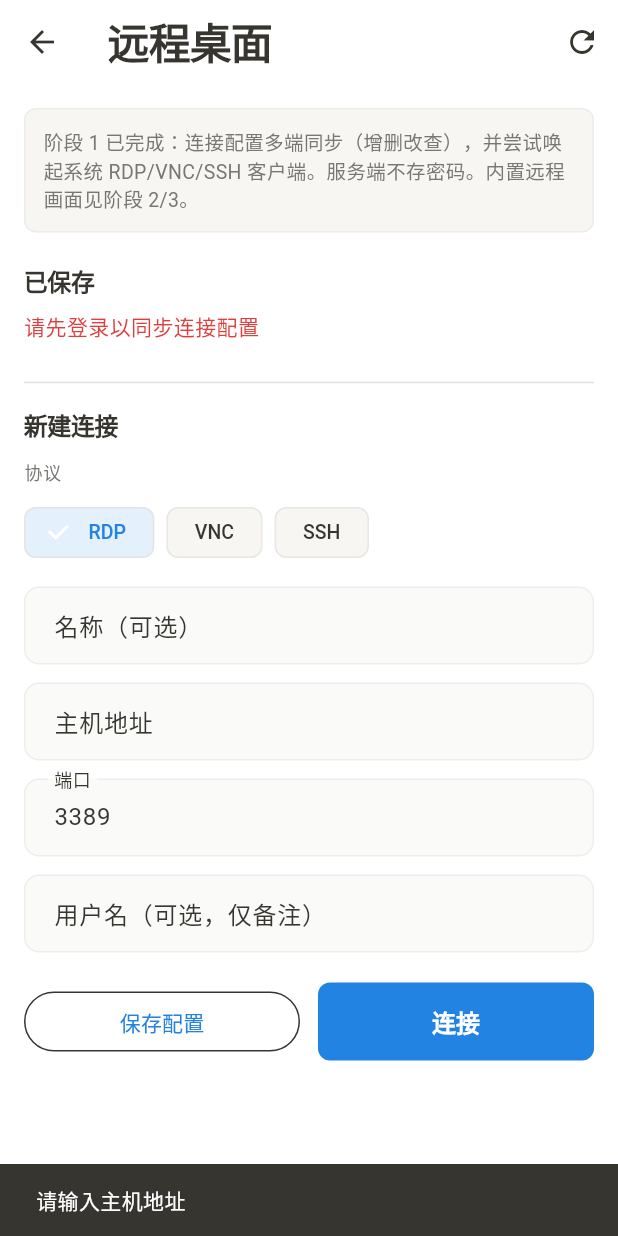
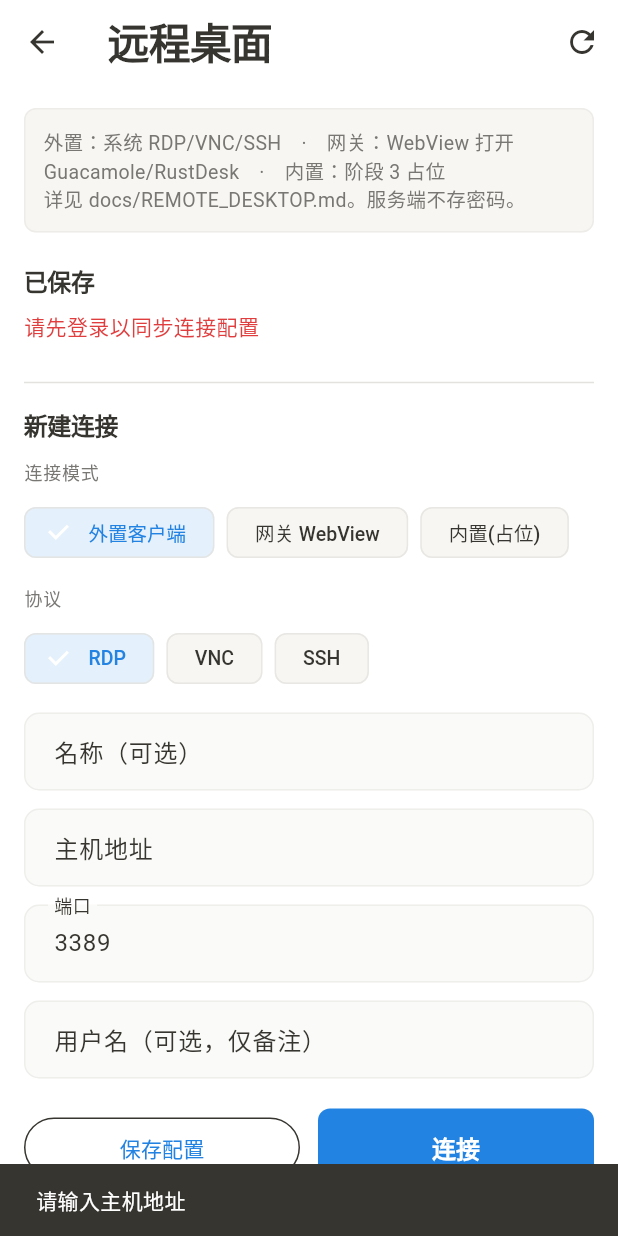
Before and after one commit to fymd/personal-assistant, a Flutter app: the RemoteDesktopPage screen opened directly, after a tap on "连接", on a phone screen of 412 x 824 dp. Run offline on Flutter 3.47's test engine with Material 3 defaults, Android fonts, the phone set to English and light mode, and no system bars; our stand-ins replace dio, flutter_riverpod, flutter_secure_storage, shared_preferences, webview_flutter; missing offline and left inert: excel, mobile_scanner; accounts and stored records are empty.

Commit message:
feat(mobile/ops): 远程桌面支持网关/外置/内置三种连接模式

```diff
--- a/mobile/lib/features/ops/data/remote_desktop_repository.dart
+++ b/mobile/lib/features/ops/data/remote_desktop_repository.dart
@@ -8,6 +8,8 @@ class RemoteDesktopProfile {
   final int port;
   final String username;
   final String note;
+  final String connectMode; // external | gateway | native
+  final String gatewayUrl;
 
   RemoteDesktopProfile({
     required this.id,
@@ -17,6 +19,8 @@ class RemoteDesktopProfile {
     required this.port,
     this.username = '',
     this.note = '',
+    this.connectMode = 'external',
+    this.gatewayUrl = '',
   });
 
   factory RemoteDesktopProfile.fromJson(Map<String, dynamic> json) {
@@ -28,6 +32,8 @@ class RemoteDesktopProfile {
       port: (json['port'] as num?)?.toInt() ?? 3389,
       username: json['username'] as String? ?? '',
       note: json['note'] as String? ?? '',
+      connectMode: json['connect_mode'] as String? ?? 'external',
+      gatewayUrl: json['gateway_url'] as String? ?? '',
     );
   }
 }
@@ -50,6 +56,27 @@ class RemoteDesktopRepository {
         .toList();
   }
 
+  Map<String, dynamic> _body({
+    required String name,
+    required String protocol,
+    required String host,
+    required int port,
+    String username = '',
+    String note = '',
+    required String connectMode,
+    String gatewayUrl = '',
+  }) =>
+      {
+        'name': name,
+        'protocol': protocol,
+        'host': host,
+        'port': port,
+        'username': username,
+        'note': note,
+        'connect_mode': connectMode,
+        'gateway_url': gatewayUrl,
+      };
+
   Future<RemoteDesktopProfile> create({
     required String name,
     required String protocol,
@@ -57,15 +84,22 @@ class RemoteDesktopRepository {
     required int port,
     String username = '',
     String note = '',
+    required String connectMode,
+    String gatewayUrl = '',
   }) async {
-    final res = await _client.post('/api/v1/ops/remote-desktop', data: {
-      'name': name,
-      'protocol': protocol,
-      'host': host,
-      'port': port,
-      'username': username,
-      'note': note,
-    });
+    final res = await _client.post(
+      '/api/v1/ops/remote-desktop',
+      data: _body(
+        name: name,
+        protocol: protocol,
+        host: host,
+        port: port,
+        username: username,
+        note: note,
+        connectMode: connectMode,
+        gatewayUrl: gatewayUrl,
+      ),
+    );
     if (res['code'] != 0) {
       throw Exception(res['message'] ?? '保存失败');
     }
@@ -81,15 +115,22 @@ class RemoteDesktopRepository {
     required int port,
     String username = '',
     String note = '',
+    required String connectMode,
+    String gatewayUrl = '',
   }) async {
-    final res = await _client.put('/api/v1/ops/remote-desktop/$id', data: {
-      'name': name,
-      'protocol': protocol,
-      'host': host,
-      'port': port,
-      'username': username,
-      'note': note,
-    });
+    final res = await _client.put(
+      '/api/v1/ops/remote-desktop/$id',
+      data: _body(
+        name: name,
+        protocol: protocol,
+        host: host,
+        port: port,
+        username: username,
+        note: note,
+        connectMode: connectMode,
+        gatewayUrl: gatewayUrl,
+      ),
+    );
     if (res['code'] != 0) {
       throw Exception(res['message'] ?? '更新失败');
     }
--- a/mobile/lib/features/ops/presentation/remote_desktop_page.dart
+++ b/mobile/lib/features/ops/presentation/remote_desktop_page.dart
@@ -5,8 +5,10 @@ import 'package:url_launcher/url_launcher.dart';
 import '../../../core/theme/theme_provider.dart';
 import '../../auth/presentation/auth_provider.dart';
 import '../data/remote_desktop_repository.dart';
+import 'gateway_webview_page.dart';
+import 'native_rd_placeholder_page.dart';
 
-/// 远程桌面：连接配置管理 + 唤起系统客户端（阶段 1）
+/// 远程桌面：阶段 1 外置 / 阶段 2 网关 / 阶段 3 内置占位
 class RemoteDesktopPage extends ConsumerStatefulWidget {
   const RemoteDesktopPage({super.key});
 
@@ -19,7 +21,9 @@ class _RemoteDesktopPageState extends ConsumerState<RemoteDesktopPage> {
   final _hostCtrl = TextEditingController();
   final _portCtrl = TextEditingController(text: '3389');
   final _userCtrl = TextEditingController();
+  final _gatewayCtrl = TextEditingController();
   String _protocol = 'RDP';
+  String _connectMode = 'external';
   String? _editingId;
 
   List<RemoteDesktopProfile> _profiles = [];
@@ -38,6 +42,7 @@ class _RemoteDesktopPageState extends ConsumerState<RemoteDesktopPage> {
     _hostCtrl.dispose();
     _portCtrl.dispose();
     _userCtrl.dispose();
+    _gatewayCtrl.dispose();
     super.dispose();
   }
 
@@ -52,7 +57,9 @@ class _RemoteDesktopPageState extends ConsumerState<RemoteDesktopPage> {
     _nameCtrl.clear();
     _hostCtrl.clear();
     _userCtrl.clear();
+    _gatewayCtrl.clear();
     _protocol = 'RDP';
+    _connectMode = 'external';
     _portCtrl.text = '3389';
   }
 
@@ -60,10 +67,12 @@ class _RemoteDesktopPageState extends ConsumerState<RemoteDesktopPage> {
     setState(() {
       _editingId = p.id;
       _nameCtrl.text = p.name;
-      _hostCtrl.text = p.host;
+      _hostCtrl.text = p.host == '-' ? '' : p.host;
       _portCtrl.text = '${p.port}';
       _userCtrl.text = p.username;
       _protocol = p.protocol;
+      _connectMode = p.connectMode;
+      _gatewayCtrl.text = p.gatewayUrl;
     });
   }
 
@@ -97,8 +106,17 @@ class _RemoteDesktopPageState extends ConsumerState<RemoteDesktopPage> {
   }
 
   Future<void> _save() async {
+    final mode = _connectMode;
     final host = _hostCtrl.text.trim();
-    if (host.isEmpty) {
+    final gateway = _gatewayCtrl.text.trim();
+    if (mode == 'gateway') {
+      if (gateway.isEmpty) {
+        ScaffoldMessenger.of(context).showSnackBar(
+          const SnackBar(content: Text('网关模式请填写网关 URL')),
+        );
+        return;
+      }
+    } else if (host.isEmpty) {
       ScaffoldMessenger.of(context).showSnackBar(
         const SnackBar(content: Text('请输入主机地址')),
       );
@@ -112,25 +130,30 @@ class _RemoteDesktopPageState extends ConsumerState<RemoteDesktopPage> {
       return;
     }
     final port = int.tryParse(_portCtrl.text.trim()) ?? 3389;
-    final name =
-        _nameCtrl.text.trim().isEmpty ? host : _nameCtrl.text.trim();
+    final name = _nameCtrl.text.trim().isEmpty
+        ? (host.isEmpty ? '网关连接' : host)
+        : _nameCtrl.text.trim();
     try {
       if (_editingId != null) {
         await repo.update(
           _editingId!,
           name: name,
           protocol: _protocol,
-          host: host,
+          host: host.isEmpty ? '-' : host,
           port: port,
           username: _userCtrl.text.trim(),
+          connectMode: mode,
+          gatewayUrl: gateway,
         );
       } else {
         await repo.create(
           name: name,
           protocol: _protocol,
-          host: host,
+          host: host.isEmpty ? '-' : host,
           port: port,
           username: _userCtrl.text.trim(),
+          connectMode: mode,
+          gatewayUrl: gateway,
         );
       }
       if (!mounted) return;
@@ -174,17 +197,73 @@ class _RemoteDesktopPageState extends ConsumerState<RemoteDesktopPage> {
     }
   }
 
-  Future<void> _connect({String? protocol, String? host, int? port}) async {
+  Future<void> _connectProfile(RemoteDesktopProfile p) async {
+    await _connect(
+      mode: p.connectMode,
+      protocol: p.protocol,
+      host: p.host == '-' ? '' : p.host,
+      port: p.port,
+      gatewayUrl: p.gatewayUrl,
+      title: p.name,
+    );
+  }
+
+  Future<void> _connect({
+    String? mode,
+    String? protocol,
+    String? host,
+    int? port,
+    String? gatewayUrl,
+    String? title,
+  }) async {
+    final m = mode ?? _connectMode;
     final p = protocol ?? _protocol;
     final h = host ?? _hostCtrl.text.trim();
     final pt = port ?? int.tryParse(_portCtrl.text.trim()) ?? 3389;
+    final gw = gatewayUrl ?? _gatewayCtrl.text.trim();
+    final name = title ?? _nameCtrl.text.trim();
+
+    if (m == 'gateway') {
+      if (gw.isEmpty) {
+        ScaffoldMessenger.of(context).showSnackBar(
+          const SnackBar(content: Text('请填写网关 URL')),
+        );
+        return;
+      }
+      if (!mounted) return;
+      await Navigator.of(context).push(
+        MaterialPageRoute(
+          builder: (_) => GatewayWebViewPage(
+            title: name.isEmpty ? '远程网关' : name,
+            url: gw,
+          ),
+        ),
+      );
+      return;
+    }
+
+    if (m == 'native') {
+      if (!mounted) return;
+      await Navigator.of(context).push(
+        MaterialPageRoute(
+          builder: (_) => NativeRdPlaceholderPage(
+            name: name,
+            protocol: p,
+            host: h.isEmpty ? '-' : h,
+            port: pt,
+          ),
+        ),
+      );
+      return;
+    }
+
+    // external
     if (h.isEmpty) {
       ScaffoldMessenger.of(context).showSnackBar(
         const SnackBar(content: Text('请输入主机地址')),
       );
       return;
     }
-
     Uri uri;
     if (p == 'RDP') {
       uri = Uri.parse('rdp://full%20address=s:$h:$pt');
@@ -193,27 +272,21 @@ class _RemoteDesktopPageState extends ConsumerState<RemoteDesktopPage> {
     } else {
       uri = Uri.parse('ssh://$h:$pt');
     }
-
     try {
       final ok = await canLaunchUrl(uri);
       if (ok) {
         await launchUrl(uri, mode: LaunchMode.externalApplication);
-      } else {
-        if (!mounted) return;
+      } else if (mounted) {
         showDialog(
           context: context,
           builder: (ctx) => AlertDialog(
             title: const Text('暂无可用客户端'),
             content: Text(
               '目标：$p://$h:$pt\n\n'
-              '阶段 1：配置已可云端同步。请安装系统远程桌面 / SSH / VNC 客户端后重试。\n'
-              '内置画面传输（阶段 2/3）尚未实现。',
+              '请安装系统客户端，或改用「网关」模式打开 Guacamole/RustDesk Web。',
             ),
             actions: [
-              TextButton(
-                onPressed: () => Navigator.pop(ctx),
-                child: const Text('知道了'),
-              ),
+              TextButton(onPressed: () => Navigator.pop(ctx), child: const Text('知道了')),
             ],
           ),
         );
@@ -223,6 +296,17 @@ class _RemoteDesktopPageState extends ConsumerState<RemoteDesktopPage> {
       ScaffoldMessenger.of(context).showSnackBar(
         SnackBar(content: Text('无法打开：$e')),
       );
+    }
+  }
+
+  String _modeLabel(String m) {
+    switch (m) {
+      case 'gateway':
+        return '网关';
+      case 'native':
+        return '内置';
+      default:
+        return '外置';
     }
   }
 
@@ -237,10 +321,7 @@ class _RemoteDesktopPageState extends ConsumerState<RemoteDesktopPage> {
       appBar: AppBar(
         title: const Text('远程桌面'),
         actions: [
-          IconButton(
-            icon: const Icon(Icons.refresh),
-            onPressed: _load,
-          ),
+          IconButton(icon: const Icon(Icons.refresh), onPressed: _load),
         ],
       ),
       body: ListView(
@@ -254,10 +335,9 @@ class _RemoteDesktopPageState extends ConsumerState<RemoteDesktopPage> {
               border: Border.all(color: colors.border.withOpacity(0.5)),
             ),
             child: Text(
-              '阶段 1 已完成：连接配置多端同步（增删改查），并尝试唤起系统 RDP/VNC/SSH 客户端。'
-              '服务端不存密码。内置远程画面见阶段 2/3。',
-              style: TextStyle(
-                  fontSize: 13, color: colors.secondaryText, height: 1.4),
+              '外置：系统 RDP/VNC/SSH　·　网关：WebView 打开 Guacamole/RustDesk　·　内置：阶段 3 占位\n'
+              '详见 docs/REMOTE_DESKTOP.md。服务端不存密码。',
+              style: TextStyle(fontSize: 13, color: colors.secondaryText, height: 1.4),
             ),
           ),
           const SizedBox(height: 20),
@@ -286,36 +366,29 @@ class _RemoteDesktopPageState extends ConsumerState<RemoteDesktopPage> {
                 color: selected ? colors.surfaceVariant : null,
                 child: ListTile(
                   title: Text(p.name),
-                  subtitle: Text('${p.protocol} · ${p.host}:${p.port}'),
+                  subtitle: Text(
+                    '${_modeLabel(p.connectMode)} · ${p.protocol}'
+                    '${p.connectMode == 'gateway' ? '' : ' · ${p.host}:${p.port}'}'
+                    '${p.connectMode == 'gateway' && p.gatewayUrl.isNotEmpty ? ' · 网关' : ''}',
+                  ),
                   trailing: Row(
                     mainAxisSize: MainAxisSize.min,
                     children: [
                       IconButton(
                         icon: const Icon(Icons.edit_outlined),
-                        tooltip: '编辑',
                         onPressed: () => _fillForm(p),
                       ),
                       IconButton(
                         icon: const Icon(Icons.play_arrow),
-                        tooltip: '连接',
-                        onPressed: () => _connect(
-                          protocol: p.protocol,
-                          host: p.host,
-                          port: p.port,
-                        ),
+                        onPressed: () => _connectProfile(p),
                       ),
                       IconButton(
                         icon: const Icon(Icons.delete_outline),
-                        tooltip: '删除',
                         onPressed: () => _delete(p),
                       ),
                     ],
                   ),
-                  onTap: () => _connect(
-                    protocol: p.protocol,
-                    host: p.host,
-                    port: p.port,
-                  ),
+                  onTap: () => _connectProfile(p),
                   onLongPress: () => _fillForm(p),
                 ),
               );
@@ -333,6 +406,34 @@ class _RemoteDesktopPageState extends ConsumerState<RemoteDesktopPage> {
                 ),
             ],
           ),
+          const SizedBox(height: 12),
+          Text('连接模式', style: Theme.of(context).textTheme.labelMedium),
+          const SizedBox(height: 8),
+          Wrap(
+            spacing: 8,
+            children: [
+              ('external', '外置客户端'),
+              ('gateway', '网关 WebView'),
+              ('native', '内置(占位)'),
+            ].map((e) {
+              return ChoiceChip(
+                label: Text(e.$2),
+                selected: _connectMode == e.$1,
+                onSelected: (_) => setState(() => _connectMode = e.$1),
+              );
+            }).toList(),
+          ),
+          if (_connectMode == 'gateway') ...[
+            const SizedBox(height: 12),
+            TextField(
+              controller: _gatewayCtrl,
+              decoration: const InputDecoration(
+                labelText: '网关 URL',
+                hintText: 'https://guac.example.com/',
+              ),
+              keyboardType: TextInputType.url,
+            ),
+          ],
           const SizedBox(height: 12),
           Text('协议', style: Theme.of(context).textTheme.labelMedium),
           const SizedBox(height: 8),
@@ -359,6 +460,7 @@ class _RemoteDesktopPageState extends ConsumerState<RemoteDesktopPage> {
               hintText: '如 公司办公机',
             ),
           ),
+          if (_connectMode != 'gateway') ...[
             const SizedBox(height: 12),
             TextField(
               controller: _hostCtrl,
@@ -373,6 +475,7 @@ class _RemoteDesktopPageState extends ConsumerState<RemoteDesktopPage> {
               decoration: const InputDecoration(labelText: '端口'),
               keyboardType: TextInputType.number,
             ),
+          ],
           const SizedBox(height: 12),
           TextField(
             controller: _userCtrl,
```
Lines whose indentation alone changed are shown as unchanged.
